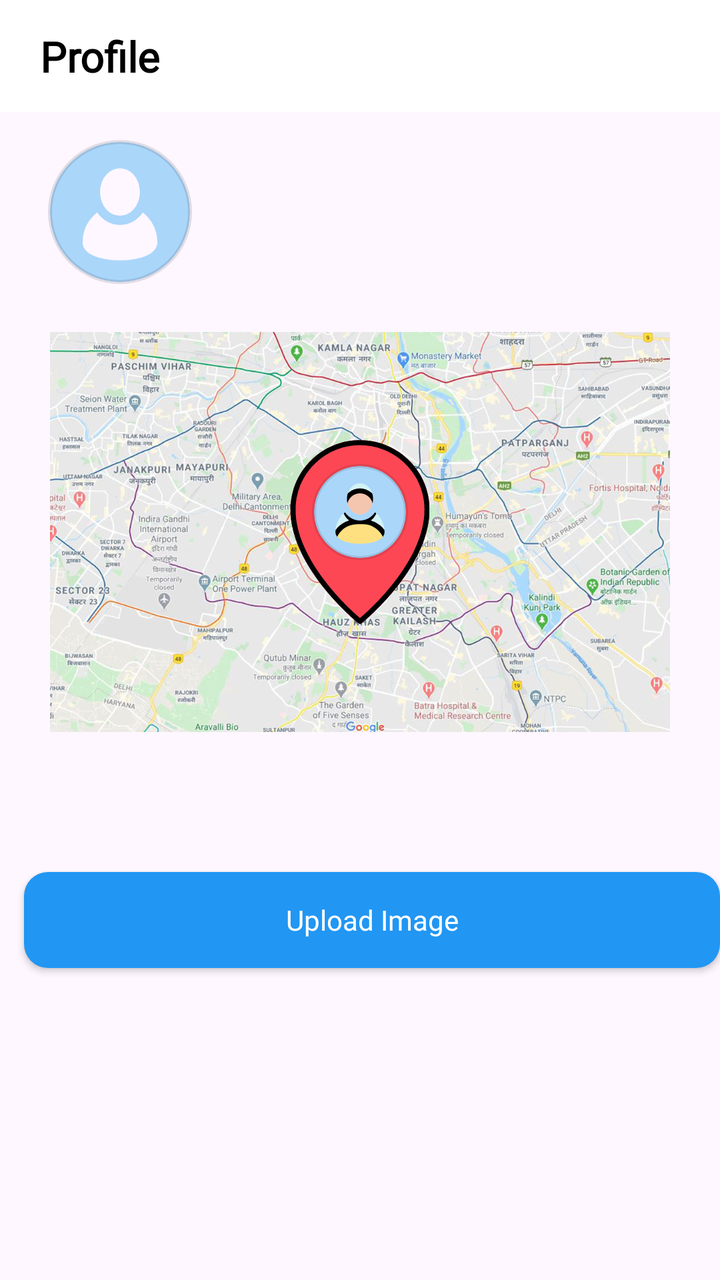
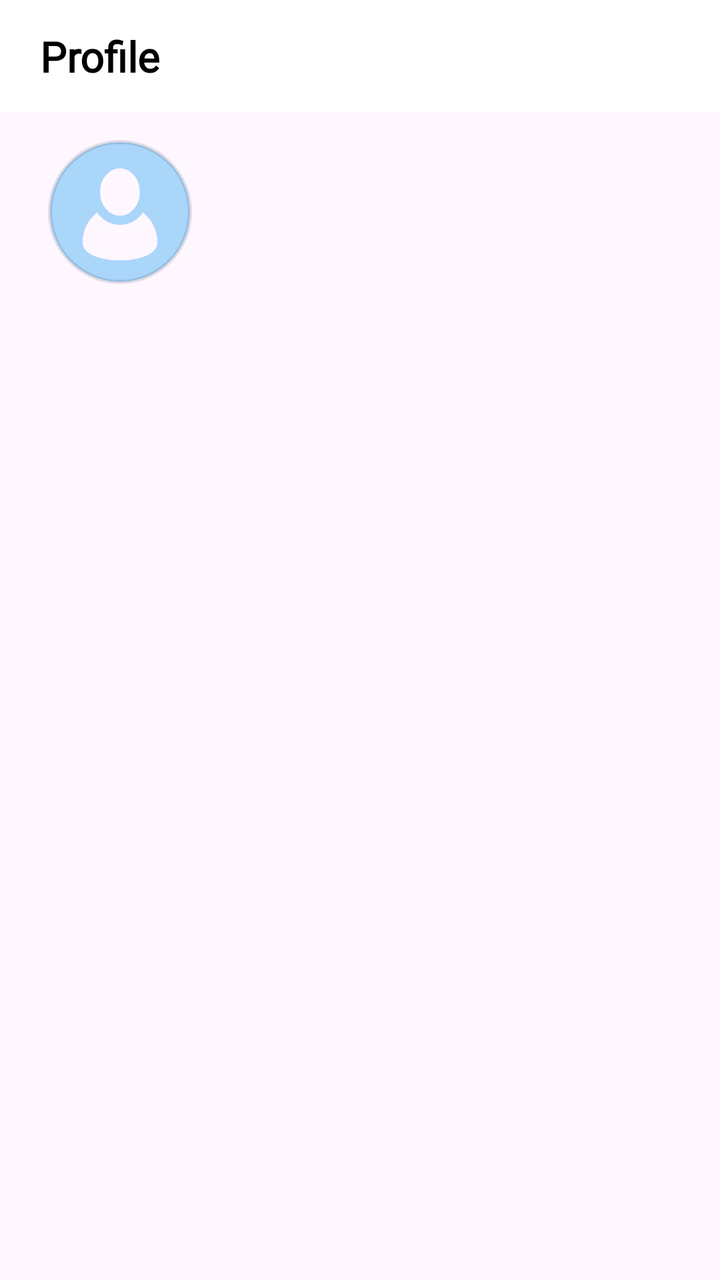

Screens rendered from an Android XML layout before and after an edit, with the pre-edit source and the edit as a unified diff.
<!-- AndroidManifest.xml: application theme Theme.SafeNest -->
<!-- res/layout/fragment_profile.xml -->
<?xml version="1.0" encoding="utf-8"?>
<androidx.constraintlayout.widget.ConstraintLayout xmlns:android="http://schemas.android.com/apk/res/android"
    xmlns:app="http://schemas.android.com/apk/res-auto"
    xmlns:tools="http://schemas.android.com/tools"
    android:layout_width="match_parent"
    android:layout_height="match_parent"
    tools:context=".ui.profile.ProfileFragment">

    <androidx.constraintlayout.widget.ConstraintLayout
        android:id="@+id/topBar"
        android:layout_width="0dp"
        android:layout_height="?android:attr/actionBarSize"
        android:background="@color/white"
        app:layout_constraintBottom_toTopOf="@+id/userInfo"
        app:layout_constraintEnd_toEndOf="parent"
        app:layout_constraintStart_toStartOf="parent"
        app:layout_constraintTop_toTopOf="parent">

        <TextView
            android:id="@+id/txtProfile"
            style="@style/Subtitle"
            android:layout_width="0dp"
            android:layout_height="wrap_content"
            android:layout_marginStart="@dimen/size_large"
            android:text="Profile"
            app:layout_constraintBottom_toBottomOf="parent"
            app:layout_constraintStart_toStartOf="parent"
            app:layout_constraintTop_toTopOf="parent" />

    </androidx.constraintlayout.widget.ConstraintLayout>

    <androidx.constraintlayout.widget.ConstraintLayout
        android:id="@+id/userInfo"
        android:layout_width="0dp"
        android:layout_height="wrap_content"
        android:layout_marginTop="@dimen/size_medium"
        app:layout_constraintEnd_toEndOf="parent"
        app:layout_constraintStart_toStartOf="parent"
        app:layout_constraintTop_toBottomOf="@+id/topBar">

        <com.google.android.material.imageview.ShapeableImageView
            android:id="@+id/userIcon"
            android:layout_width="@dimen/size_max_large_upload_photo"
            android:layout_height="@dimen/size_max_large_upload_photo"
            android:layout_marginStart="@dimen/size_large"
            android:clickable="true"
            app:strokeWidth="@dimen/smallest_padding"
            app:shapeAppearanceOverlay="@style/circleImageView"
            android:contentDescription="User Image"
            android:focusable="true"
            android:padding="@dimen/size_small"
            android:src="@drawable/person"
            app:layout_constraintStart_toStartOf="parent"
            app:layout_constraintTop_toTopOf="parent" />

        <TextView
            android:id="@+id/txtUserName"
            style="@style/Medium.Bold"
            android:layout_width="0dp"
            android:layout_height="wrap_content"
            android:layout_marginStart="@dimen/size_medium"
            android:layout_marginTop="@dimen/size_small"
            android:text=""
            app:layout_constraintEnd_toEndOf="parent"
            app:layout_constraintStart_toEndOf="@+id/userIcon"
            app:layout_constraintTop_toTopOf="@id/userIcon" />

        <TextView
            android:id="@+id/txtUserEmail"
            style="@style/Regular"
            android:layout_width="0dp"
            android:layout_height="wrap_content"
            android:layout_marginEnd="@dimen/size_large"
            android:text=""
            app:layout_constraintEnd_toEndOf="parent"
            app:layout_constraintStart_toStartOf="@+id/txtUserName"
            app:layout_constraintTop_toBottomOf="@+id/txtUserName" />

        <TextView
            android:id="@+id/txtUserPhone"
            style="@style/Regular"
            android:layout_width="0dp"
            android:layout_height="wrap_content"
            android:layout_marginEnd="@dimen/size_large"
            android:text=""
            app:layout_constraintEnd_toEndOf="parent"
            app:layout_constraintStart_toStartOf="@+id/txtUserName"
            app:layout_constraintTop_toBottomOf="@+id/txtUserEmail" />


    </androidx.constraintlayout.widget.ConstraintLayout>


    <ImageView
        android:id="@+id/mapImg"
        android:layout_width="match_parent"
        android:layout_height="@dimen/size_large_big_padding"
        android:layout_marginStart="@dimen/size_large"
        android:layout_marginTop="@dimen/size_large"
        android:layout_marginEnd="@dimen/size_large"
        android:scaleType="centerCrop"
        android:clickable="true"
        android:contentDescription="Map"
        android:focusable="true"
        android:padding="@dimen/size_small"
        android:src="@drawable/map_img"
        app:layout_constraintEnd_toEndOf="parent"
        app:layout_constraintStart_toStartOf="parent"
        app:layout_constraintTop_toBottomOf="@+id/userInfo" />

    <ImageView
        android:id="@+id/locationPin"
        android:layout_width="@dimen/size_large_more_width"
        android:layout_height="@dimen/size_large_more_width"
        android:layout_marginStart="@dimen/size_large"
        android:layout_marginTop="@dimen/size_large"
        android:layout_marginEnd="@dimen/size_large"
        android:scaleType="centerCrop"
        android:clickable="true"
        android:contentDescription="Map"
        android:focusable="true"
        android:src="@drawable/location_icon"
        app:layout_constraintEnd_toEndOf="parent"
        app:layout_constraintStart_toStartOf="parent"
        app:layout_constraintBottom_toBottomOf="@+id/mapImg"
        app:layout_constraintTop_toBottomOf="@+id/userInfo" />

    <com.google.android.material.imageview.ShapeableImageView
        android:id="@+id/userIc"
        android:layout_width="@dimen/size_large_button"
        android:layout_height="@dimen/size_large_button"
        android:layout_marginStart="@dimen/size_large"
        android:layout_marginEnd="@dimen/size_large"
        android:scaleType="centerCrop"
        android:clickable="true"
        app:strokeWidth="@dimen/smallest_padding"
        app:shapeAppearanceOverlay="@style/circleImageView"
        android:contentDescription="User Icon"
        android:focusable="true"
        android:padding="@dimen/size_small"
        android:src="@drawable/person"
        app:layout_constraintEnd_toEndOf="parent"
        app:layout_constraintStart_toStartOf="parent"
        app:layout_constraintBottom_toBottomOf="@+id/mapImg"
        app:layout_constraintTop_toBottomOf="@+id/userInfo" />

    <androidx.appcompat.widget.AppCompatButton
        android:id="@+id/btnUploadImage"
        style="@style/Widget.App.Button"
        android:layout_width="match_parent"
        android:layout_height="wrap_content"
        android:layout_marginStart="12dp"
        android:layout_marginBottom="156dp"
        android:text="Upload Image"
        android:textAppearance="@style/Medium.Button"
        app:layout_constraintBottom_toBottomOf="parent"
        app:layout_constraintStart_toStartOf="parent" />
</androidx.constraintlayout.widget.ConstraintLayout>
<!-- resources referenced by this layout -->
<resources>
  <color name="white">#FFFFFFFF</color>
  <dimen name="size_large">20dp</dimen>
  <dimen name="size_large_big_padding">200dp</dimen>
  <dimen name="size_large_button">56dp</dimen>
  <dimen name="size_large_more_width">120dp</dimen>
  <dimen name="size_max_large_upload_photo">80dp</dimen>
  <dimen name="size_medium">10dp</dimen>
  <dimen name="size_small">5dp</dimen>
  <dimen name="smallest_padding">2dp</dimen>
  <!-- drawable location_icon: vector/xml drawable (drawable, 19393 chars, omitted) -->
  <!-- drawable map_img: jpg bitmap (drawable, 231282 bytes) -->
  <style name="Medium.Bold">
          <item name="android:textColor">@color/black</item>
          <item name="android:textStyle">bold</item>
      </style>
  <style name="Medium.Button">
          <item name="android:textColor">@color/white</item>
          <item name="android:textSize">@dimen/size_standard_large_txt</item>
      </style>
  <style name="Regular">
          <item name="android:layout_width">wrap_content</item>
          <item name="android:layout_height">wrap_content</item>
          <item name="android:textColor">@color/dark_grey</item>
          <item name="android:fontFamily">@font/sf_pro_regular</item>
          <item name="android:textSize">@dimen/size_standard_txt</item>
      </style>
  <style name="Subtitle">
          <item name="android:layout_width">wrap_content</item>
          <item name="android:layout_height">wrap_content</item>
          <item name="android:textColor">@color/black</item>
          <item name="android:fontFamily">@font/poppins_semibold</item>
          <item name="android:textSize">@dimen/size_label_posts</item>
          <item name="android:textStyle">bold</item>
      </style>
  <style name="Widget.App.Button" parent="Widget.AppCompat.Button">
          <item name="android:layout_width">match_parent</item>
          <item name="android:layout_height">@dimen/size_max_bigger</item>
          <item name="android:textAllCaps">false</item>
          <item name="android:textColor">@color/white</item>
          <item name="android:background">@drawable/rounded_corner_button</item>
          <item name="android:textSize">@dimen/size_standard_txt</item>
      </style>
  <style name="circleImageView" parent="">
          <item name="cornerFamily">rounded</item>
          <item name="cornerSize">50%</item>
      </style>
  <style name="Theme.SafeNest" parent="Base.Theme.SafeNest" />
  <color name="black">#FF000000</color>
  <dimen name="size_standard_large_txt">16sp</dimen>
  <color name="dark_grey">#686873</color>
  <dimen name="size_standard_txt">14sp</dimen>
  <dimen name="size_label_posts">21sp</dimen>
  <dimen name="size_max_bigger">50dp</dimen>
  <!-- drawable rounded_corner_button (drawable) -->
  <?xml version="1.0" encoding="utf-8"?>
  <shape xmlns:android="http://schemas.android.com/apk/res/android"
      android:shape="rectangle">
      <solid android:color="@color/primary_blue" /> 
      <corners android:radius="@dimen/size_border_curve" /> 
  </shape>
  <style name="Base.Theme.SafeNest" parent="Theme.Material3.DayNight.NoActionBar">
          
          <item name="colorPrimary">@color/primary_blue</item>
          <item name="colorPrimaryVariant">@color/secondary_blue</item>
          <item name="colorOnPrimary">@color/white</item>
          
  
  
  
          
          <item name="android:statusBarColor">?attr/colorPrimaryVariant</item>
          
      </style>
  <color name="primary_blue">#2196F3</color>
  <dimen name="size_border_curve">12dp</dimen>
  <color name="secondary_blue">#00ACED</color>
  <!-- unchanged entries left out for length: 1 -->
</resources>

<!-- the commit's change to res/layout/fragment_profile.xml (unified diff, before → after) -->
@@ -90,69 +90,4 @@
 
     </androidx.constraintlayout.widget.ConstraintLayout>
 
-
-    <ImageView
-        android:id="@+id/mapImg"
-        android:layout_width="match_parent"
-        android:layout_height="@dimen/size_large_big_padding"
-        android:layout_marginStart="@dimen/size_large"
-        android:layout_marginTop="@dimen/size_large"
-        android:layout_marginEnd="@dimen/size_large"
-        android:scaleType="centerCrop"
-        android:clickable="true"
-        android:contentDescription="Map"
-        android:focusable="true"
-        android:padding="@dimen/size_small"
-        android:src="@drawable/map_img"
-        app:layout_constraintEnd_toEndOf="parent"
-        app:layout_constraintStart_toStartOf="parent"
-        app:layout_constraintTop_toBottomOf="@+id/userInfo" />
-
-    <ImageView
-        android:id="@+id/locationPin"
-        android:layout_width="@dimen/size_large_more_width"
-        android:layout_height="@dimen/size_large_more_width"
-        android:layout_marginStart="@dimen/size_large"
-        android:layout_marginTop="@dimen/size_large"
-        android:layout_marginEnd="@dimen/size_large"
-        android:scaleType="centerCrop"
-        android:clickable="true"
-        android:contentDescription="Map"
-        android:focusable="true"
-        android:src="@drawable/location_icon"
-        app:layout_constraintEnd_toEndOf="parent"
-        app:layout_constraintStart_toStartOf="parent"
-        app:layout_constraintBottom_toBottomOf="@+id/mapImg"
-        app:layout_constraintTop_toBottomOf="@+id/userInfo" />
-
-    <com.google.android.material.imageview.ShapeableImageView
-        android:id="@+id/userIc"
-        android:layout_width="@dimen/size_large_button"
-        android:layout_height="@dimen/size_large_button"
-        android:layout_marginStart="@dimen/size_large"
-        android:layout_marginEnd="@dimen/size_large"
-        android:scaleType="centerCrop"
-        android:clickable="true"
-        app:strokeWidth="@dimen/smallest_padding"
-        app:shapeAppearanceOverlay="@style/circleImageView"
-        android:contentDescription="User Icon"
-        android:focusable="true"
-        android:padding="@dimen/size_small"
-        android:src="@drawable/person"
-        app:layout_constraintEnd_toEndOf="parent"
-        app:layout_constraintStart_toStartOf="parent"
-        app:layout_constraintBottom_toBottomOf="@+id/mapImg"
-        app:layout_constraintTop_toBottomOf="@+id/userInfo" />
-
-    <androidx.appcompat.widget.AppCompatButton
-        android:id="@+id/btnUploadImage"
-        style="@style/Widget.App.Button"
-        android:layout_width="match_parent"
-        android:layout_height="wrap_content"
-        android:layout_marginStart="12dp"
-        android:layout_marginBottom="156dp"
-        android:text="Upload Image"
-        android:textAppearance="@style/Medium.Button"
-        app:layout_constraintBottom_toBottomOf="parent"
-        app:layout_constraintStart_toStartOf="parent" />
 </androidx.constraintlayout.widget.ConstraintLayout>
<!-- resource entries referenced after the edit -->
@@ -2,22 +2,13 @@
 <resources>
   <color name="white">#FFFFFFFF</color>
   <dimen name="size_large">20dp</dimen>
-  <dimen name="size_large_big_padding">200dp</dimen>
-  <dimen name="size_large_button">56dp</dimen>
-  <dimen name="size_large_more_width">120dp</dimen>
   <dimen name="size_max_large_upload_photo">80dp</dimen>
   <dimen name="size_medium">10dp</dimen>
   <dimen name="size_small">5dp</dimen>
   <dimen name="smallest_padding">2dp</dimen>
-  <!-- drawable location_icon: vector/xml drawable (drawable, 19393 chars, omitted) -->
-  <!-- drawable map_img: jpg bitmap (drawable, 231282 bytes) -->
   <style name="Medium.Bold">
           <item name="android:textColor">@color/black</item>
           <item name="android:textStyle">bold</item>
-      </style>
-  <style name="Medium.Button">
-          <item name="android:textColor">@color/white</item>
-          <item name="android:textSize">@dimen/size_standard_large_txt</item>
       </style>
   <style name="Regular">
           <item name="android:layout_width">wrap_content</item>
@@ -34,32 +25,15 @@
           <item name="android:textSize">@dimen/size_label_posts</item>
           <item name="android:textStyle">bold</item>
       </style>
-  <style name="Widget.App.Button" parent="Widget.AppCompat.Button">
-          <item name="android:layout_width">match_parent</item>
-          <item name="android:layout_height">@dimen/size_max_bigger</item>
-          <item name="android:textAllCaps">false</item>
-          <item name="android:textColor">@color/white</item>
-          <item name="android:background">@drawable/rounded_corner_button</item>
-          <item name="android:textSize">@dimen/size_standard_txt</item>
-      </style>
   <style name="circleImageView" parent="">
           <item name="cornerFamily">rounded</item>
           <item name="cornerSize">50%</item>
       </style>
   <style name="Theme.SafeNest" parent="Base.Theme.SafeNest" />
   <color name="black">#FF000000</color>
-  <dimen name="size_standard_large_txt">16sp</dimen>
   <color name="dark_grey">#686873</color>
   <dimen name="size_standard_txt">14sp</dimen>
   <dimen name="size_label_posts">21sp</dimen>
-  <dimen name="size_max_bigger">50dp</dimen>
-  <!-- drawable rounded_corner_button (drawable) -->
-  <?xml version="1.0" encoding="utf-8"?>
-  <shape xmlns:android="http://schemas.android.com/apk/res/android"
-      android:shape="rectangle">
-      <solid android:color="@color/primary_blue" /> 
-      <corners android:radius="@dimen/size_border_curve" /> 
-  </shape>
   <style name="Base.Theme.SafeNest" parent="Theme.Material3.DayNight.NoActionBar">
           
           <item name="colorPrimary">@color/primary_blue</item>
@@ -74,7 +48,6 @@
           
       </style>
   <color name="primary_blue">#2196F3</color>
-  <dimen name="size_border_curve">12dp</dimen>
   <color name="secondary_blue">#00ACED</color>
   <!-- unchanged entries left out for length: 1 -->
 </resources>
